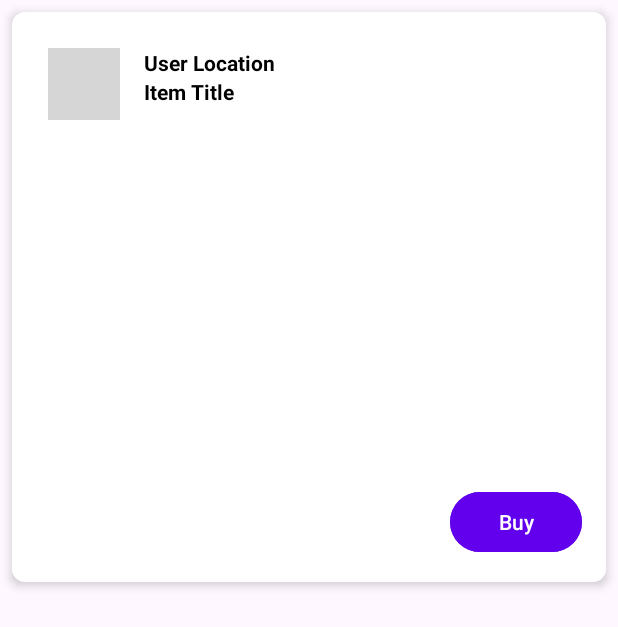
After one commit to YuvalShaybak8/eaSYshop, an Android app: the layout post_item.xml on its own in the app's theme, with its tools: preview values and no code run, on a phone screen of 412 x 824 dp. The commit adds this screen. Shown: the top 627 px of the screen. Run offline under Robolectric (Android 15) with nearby library versions, the phone set to English and light mode, and no system bars; grey boxes are pictures that could not be loaded.

Commit message:
fix same issues

```diff
--- /dev/null
+++ b/app/src/main/res/drawable/background_card.xml
@@ -0,0 +1,10 @@
+<?xml version="1.0" encoding="utf-8"?>
+<shape xmlns:android="http://schemas.android.com/apk/res/android">
+    <solid android:color="@android:color/white"/>
+    <corners android:radius="8dp"/>
+    <padding android:left="8dp"
+        android:top="8dp"
+        android:right="8dp"
+        android:bottom="8dp"/>
+    <stroke android:width="1dp" android:color="@android:color/darker_gray"/>
+</shape>
--- /dev/null
+++ b/app/src/main/res/layout/post_item.xml
@@ -0,0 +1,87 @@
+<?xml version="1.0" encoding="utf-8"?>
+<LinearLayout xmlns:android="http://schemas.android.com/apk/res/android"
+    android:layout_width="match_parent"
+    android:layout_height="wrap_content"
+    android:orientation="vertical"
+    android:padding="16dp"
+    android:background="@drawable/background_card"
+    android:layout_margin="8dp"
+    android:elevation="4dp"
+    android:backgroundTint="@android:color/white">
+
+    <LinearLayout
+        android:layout_width="match_parent"
+        android:layout_height="wrap_content"
+        android:orientation="horizontal"
+        android:padding="8dp">
+
+        <de.hdodenhof.circleimageview.CircleImageView
+            android:id="@+id/profileImage"
+            android:layout_width="48dp"
+            android:layout_height="48dp"
+            android:src="@drawable/women1" />
+
+        <LinearLayout
+            android:layout_width="match_parent"
+            android:layout_height="wrap_content"
+            android:orientation="vertical"
+            android:layout_marginStart="16dp">
+
+            <TextView
+                android:id="@+id/userLocationTextView"
+                android:layout_width="wrap_content"
+                android:layout_height="wrap_content"
+                android:textStyle="bold"
+                android:textColor="@android:color/black"
+                android:text="User Location" />
+
+            <TextView
+                android:id="@+id/itemTitleTextView"
+                android:layout_width="wrap_content"
+                android:layout_height="wrap_content"
+                android:textStyle="bold"
+                android:textColor="@android:color/black"
+                android:text="Item Title" />
+
+        </LinearLayout>
+
+    </LinearLayout>
+
+    <ImageView
+        android:id="@+id/itemImageView"
+        android:layout_width="match_parent"
+        android:layout_height="150dp"
+        android:scaleType="centerCrop"
+        android:layout_marginBottom="8dp" />
+
+    <TextView
+        android:id="@+id/itemDescriptionTextView"
+        android:layout_width="match_parent"
+        android:layout_height="wrap_content"
+        android:textColor="@android:color/black"
+        android:paddingBottom="8dp" />
+
+    <TextView
+        android:id="@+id/itemPriceTextView"
+        android:layout_width="match_parent"
+        android:layout_height="wrap_content"
+        android:textStyle="bold"
+        android:textColor="@android:color/black"
+        android:paddingBottom="4dp" />
+
+    <TextView
+        android:id="@+id/itemLocationTextView"
+        android:layout_width="match_parent"
+        android:layout_height="wrap_content"
+        android:paddingBottom="8dp" />
+
+    <Button
+        android:id="@+id/buyButton"
+        android:layout_width="wrap_content"
+        android:layout_height="wrap_content"
+        android:text="Buy"
+        android:layout_gravity="end"
+        android:backgroundTint="@color/colorPrimary"
+        android:textColor="@android:color/white" />
+
+</LinearLayout>
```
Also changed, not shown: app/src/main/java/com/example/easyshop/Adapters/PostAdapter.java (added, +69 -0 lines), app/src/main/java/com/example/easyshop/Fragments/HomeFragment.java (+38 -1 lines), app/src/main/res/layout/fragment_home_page.xml (+5 -44 lines).
